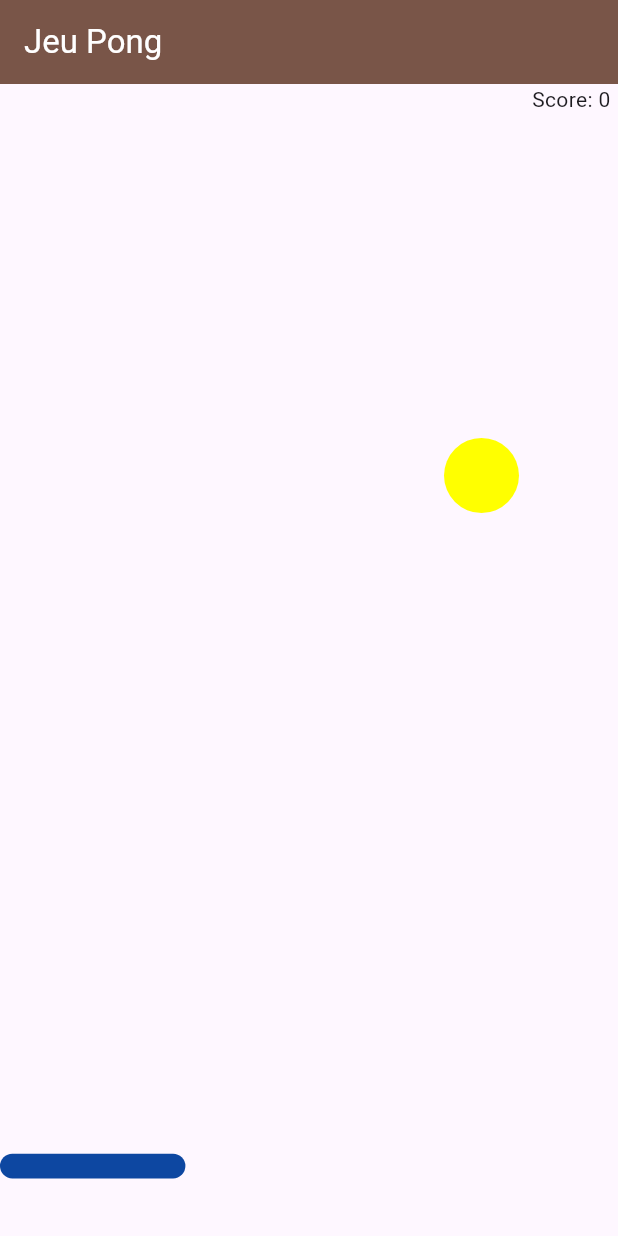
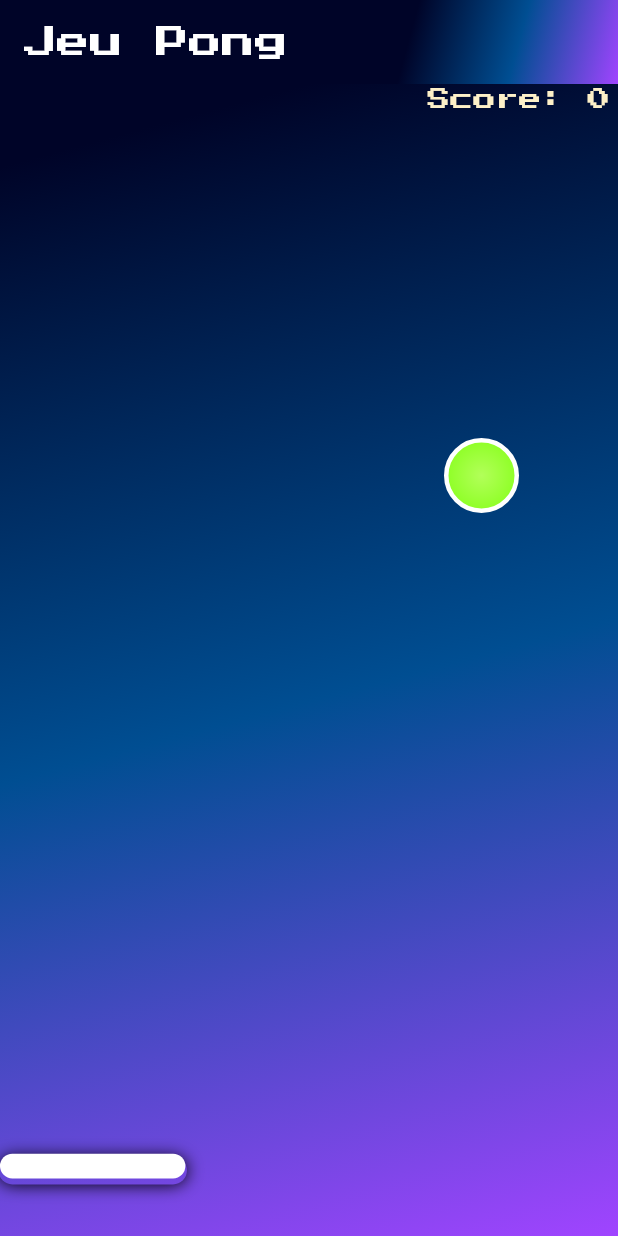
Before and after one commit to MatysLep/tp3_jouons_a_pong, a Flutter app: the screen it shows after launch, on a phone screen of 412 x 824 dp. Run offline on Flutter 3.47's test engine with Material 3 defaults, Android fonts, the phone set to English and light mode, and no system bars; our stand-ins replace shared_preferences.

Commit message:
✓ esthetic ✐ deplacer batte

```diff
--- a/lib/balle.dart
+++ b/lib/balle.dart
@@ -12,7 +12,18 @@ class Balle extends StatelessWidget {
       height: DIAMETRE,
       decoration: BoxDecoration(
         shape: BoxShape.circle,
-        color: Colors.yellowAccent,
+        gradient: const RadialGradient(
+          center: Alignment.center,
+          radius: 0.8,
+          colors: [
+            Color(0xFFB2FF59), // vert clair
+            Color(0xFF76FF03), // vert plus soutenu
+          ],
+        ),
+        border: Border.all(
+          color: Colors.white, // simulant la couture d'une balle de tennis
+          width: 3,
+        ),
       ),
     );
   }
--- a/lib/batte.dart
+++ b/lib/batte.dart
@@ -5,15 +5,27 @@ class Batte extends StatelessWidget {
   final double largeur;
   final double hauteur;
 
+  static const double LARGEUR = 0.3;
+  static const double HAUTEUR = 0.02;
+
   @override
   Widget build(BuildContext context) {
-    double LARGEUR = MediaQuery.of(context).size.width;
-    double HAUTEUR = MediaQuery.of(context).size.height;
+    double _largeur = MediaQuery.of(context).size.width;
+    double _hauteur = MediaQuery.of(context).size.height;
     return Container(
-      width: LARGEUR * 0.3,
-      height: HAUTEUR * 0.02,
+      width: _largeur * LARGEUR,
+      height: _hauteur * HAUTEUR,
       decoration: BoxDecoration(
-        color: Colors.blue[900],
+        color: Colors.white,
+        boxShadow: [
+          BoxShadow(
+            color: Colors.black,
+            spreadRadius: 1,
+            blurRadius: 9,
+            offset: const Offset(0, 3),
+            blurStyle: BlurStyle.outer,
+          ),
+        ],
         borderRadius: BorderRadius.circular(20),
       ),
     );
--- a/lib/page_principale.dart
+++ b/lib/page_principale.dart
@@ -3,6 +3,7 @@ import 'package:flutter/material.dart';
 import 'package:tp3_jouons_a_pong/balle.dart';
 import 'package:tp3_jouons_a_pong/batte.dart';
 import 'package:shared_preferences/shared_preferences.dart';
+import 'package:tp3_jouons_a_pong/popup_fin_partie.dart';
 
 enum Direction { haut, bas, gauche, droite }
 
@@ -111,15 +112,22 @@ class _PagePrincipaleState extends State<PagePrincipale>
     if (posY <= 0) {
       vDir = Direction.bas;
       randX = nombreAleatoire();
-    } else if (posY >= HAUTEUR - hauteurBatte - Balle.DIAMETRE * 4) {
-      if (posX >= positionBatte && posX <= positionBatte + largeurBatte) {
+    } else if (posY >=
+        HAUTEUR - hauteurBatte - HAUTEUR * Batte.HAUTEUR - Balle.DIAMETRE * 4) {
+      if (posX >= positionBatte - (Balle.DIAMETRE / 2) &&
+          posX <= positionBatte + largeurBatte + (Balle.DIAMETRE / 2)) {
         _score++;
         vDir = Direction.haut;
         randX = nombreAleatoire();
       } else {
         controleur.stop();
         ecrireScoreMax();
-        afficherMessage(context);
+        showDialog(
+          context: context,
+          builder: (BuildContext context) {
+            return afficherMessage(context, _score, _scoreMax);
+          },
+        );
       }
       vDir = Direction.haut;
     }
@@ -133,46 +141,35 @@ class _PagePrincipaleState extends State<PagePrincipale>
     }
   }
 
-  Future<dynamic> afficherMessage(BuildContext context) {
-    return showDialog(
-      context: context,
-      builder:
-          (context) => AlertDialog(
-            title: Text("Fin du jeu"),
-            content: Text(
-              "Votre score est de $_score \n Votre score max est de $_scoreMax voulez-vous recommencer ?",
-              textAlign: TextAlign.center,
-            ),
-            actions: [
-              TextButton(
-                onPressed: () {
+  Widget afficherMessage(BuildContext context, int score, int scoreMax) {
+    return PopupFinPartie(
+      score: score,
+      scoreMax: scoreMax,
+      onRestart: () {
+        Navigator.of(context).pop();
+        controleur.forward();
+        setState(() {
+          _score = 0;
+          posX = 0;
+          posY = 0;
+          positionBatte = 0;
+        });
+      },
+      onQuit: () {
         Navigator.of(context).pop();
         dispose();
       },
-                child: Text("Non"),
-              ),
-              TextButton(
-                onPressed: () {
-                  setState(() {
-                    posX = Random().nextDouble() * (largeur - Balle.DIAMETRE);
-                    posY = 0;
-                    positionBatte = 0;
-                    controleur.stop();
-                  });
-                  Navigator.of(context).pop();
-                  controleur.repeat();
-                  _score = 0;
-                },
-                child: Text("Oui"),
-              ),
-            ],
-          ),
     );
   }
 
   void deplacerBatte(DragUpdateDetails maj, BuildContext context) {
     safeSetState(() {
       positionBatte += maj.delta.dx;
+      if (positionBatte < 0) {
+        positionBatte = 0;
+      } else if (positionBatte + largeurBatte > largeur - 40) {
+        positionBatte = largeur - largeurBatte * 1.5;
+      }
     });
   }
 
@@ -184,8 +181,26 @@ class _PagePrincipaleState extends State<PagePrincipale>
   Widget build(BuildContext context) {
     return Scaffold(
       appBar: AppBar(
-        title: Text("Jeu Pong", style: TextStyle(color: Colors.white)),
-        backgroundColor: Colors.brown,
+        title: Text(
+          "Jeu Pong",
+          style: TextStyle(color: Colors.white, fontFamily: "PressStart2P"),
+        ),
+        backgroundColor: Colors.transparent,
+        elevation: 0,
+        flexibleSpace: Container(
+          decoration: const BoxDecoration(
+            gradient: LinearGradient(
+              colors: [
+                Color(0xFF000428),
+                Color(0xFF000428),
+                Color(0xFF004e92),
+                Color(0xFFa044ff),
+              ],
+              begin: Alignment.topCenter,
+              end: Alignment.bottomRight,
+            ),
+          ),
+        ),
       ),
       body: LayoutBuilder(
         builder: (BuildContext context, BoxConstraints constraints) {
@@ -193,9 +208,32 @@ class _PagePrincipaleState extends State<PagePrincipale>
           largeur = constraints.maxWidth;
           largeurBatte = largeur / 5;
           hauteurBatte = hauteur / 20;
-          return Stack(
+          return Container(
+            decoration: BoxDecoration(
+              gradient: const LinearGradient(
+                colors: const [
+                  Color(0xFF000428), // deep navy blue
+                  Color(0xFF004e92), // medium blue
+                  Color(0xFFa044ff), // vibrant purple
+                ],
+                begin: Alignment.topCenter,
+                end: Alignment.bottomRight,
+              ),
+            ),
+            child: Stack(
               children: [
-              Positioned(top: 0, right: 5, child: Text('Score: $_score')),
+                Positioned(
+                  top: 0,
+                  right: 5,
+                  child: Text(
+                    'Score: $_score',
+                    style: TextStyle(
+                      color: const Color.fromARGB(255, 253, 240, 200),
+                      fontSize: 15,
+                      fontFamily: "PressStart2P",
+                    ),
+                  ),
+                ),
                 Positioned(top: posY, left: posX, child: Balle()),
                 Positioned(
                   bottom: hauteurBatte,
@@ -207,6 +245,7 @@ class _PagePrincipaleState extends State<PagePrincipale>
                   ),
                 ),
               ],
+            ),
           );
         },
       ),
```
Also changed, not shown: lib/popup_fin_partie.dart (added, +122 -0 lines), pubspec.yaml (+12 -11 lines), fonts/PressStart2P-Regular.ttf (added), fonts/ShareTechMono-Regular.ttf (added), fonts/VT323-Regular.ttf (added), pubspec.lock, 2 other files. Lines whose indentation alone changed are shown as unchanged.
